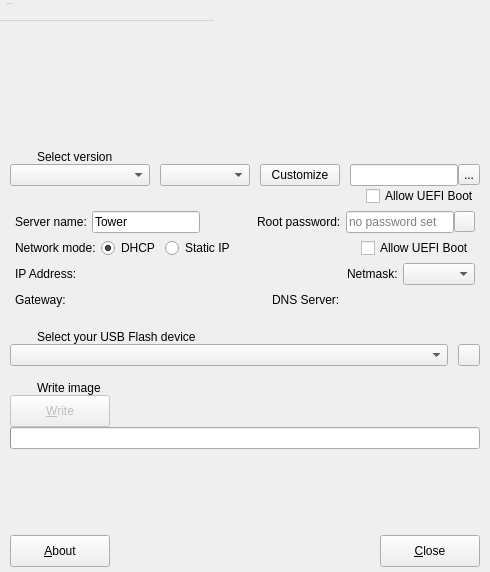
Before: the Qt Designer form creator.ui in unraid/usb-creator, drawn with Qt 5.
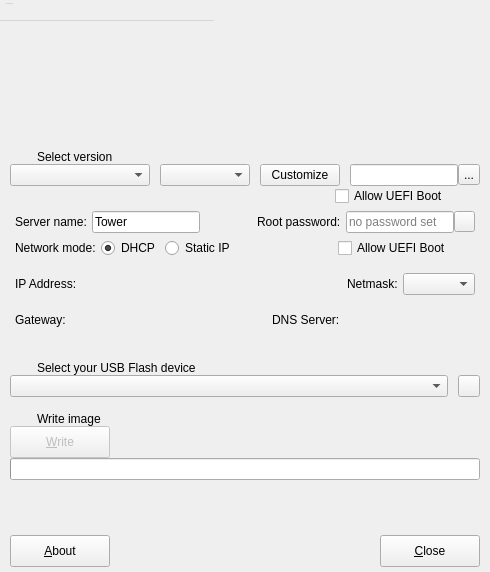
After: the same form once the commit is applied. Icons and pictures are not drawn. Custom widgets are drawn as their Qt base class.

Commit message: Add info/link for EFI boot

What changed in the file:
```diff
--- a/creator.ui
+++ b/creator.ui
@@ -273,6 +273,33 @@
         </item>
        </layout>
       </item>
+      <item>
+       <layout class="QHBoxLayout" name="horizontalLayout_21">
+        <property name="spacing">
+         <number>10</number>
+        </property>
+        <property name="leftMargin">
+         <number>10</number>
+        </property>
+        <property name="rightMargin">
+         <number>10</number>
+        </property>
+        <item>
+         <spacer name="horizontalSpacer_8">
+          <property name="orientation">
+           <enum>Qt::Horizontal</enum>
+          </property>
+          <property name="sizeType">
+           <enum>QSizePolicy::MinimumExpanding</enum>
+          </property>
+          <property name="sizeHint" stdset="0">
+           <size>
+            <width>40</width>
+            <height>0</height>
+           </size>
+          </property>
+         </spacer>
+        </item>
       <item alignment="Qt::AlignRight">
        <widget class="QCheckBox" name="EFIBootLocalCheckBox">
         <property name="sizePolicy">
@@ -282,12 +309,55 @@
          </sizepolicy>
         </property>
         <property name="text">
-         <string>Allow UEFI Boot  </string>
-        </property>
-       </widget>
+           <string>Allow UEFI Boot</string>
+          </property>
+         </widget>
+        </item>
+        <item>
+         <widget class="QToolButton" name="infoEFIBootLocalButton">
+          <property name="minimumSize">
+           <size>
+            <width>16</width>
+            <height>16</height>
+           </size>
+          </property>
+          <property name="maximumSize">
+           <size>
+            <width>16</width>
+            <height>16</height>
+           </size>
+          </property>
+          <property name="cursor">
+           <cursorShape>PointingHandCursor</cursorShape>
+          </property>
+          <property name="focusPolicy">
+           <enum>Qt::NoFocus</enum>
+          </property>
+          <property name="styleSheet">
+           <string notr="true">border: none</string>
+          </property>
+          <property name="icon">
+           <iconset resource="resources.qrc">
+            <normaloff>:/images/info.png</normaloff>:/images/info.png</iconset>
+          </property>
+         </widget>
+        </item>
+       </layout>
       </item>
       <item>
        <widget class="QWidget" name="CustomizePanel" native="true">
+        <property name="sizePolicy">
+         <sizepolicy hsizetype="Preferred" vsizetype="Minimum">
+          <horstretch>0</horstretch>
+          <verstretch>0</verstretch>
+         </sizepolicy>
+        </property>
+        <property name="minimumSize">
+         <size>
+          <width>480</width>
+          <height>140</height>
+         </size>
+        </property>
         <property name="maximumSize">
          <size>
           <width>480</width>
@@ -460,8 +530,43 @@
            </item>
            <item>
             <widget class="QCheckBox" name="EFIBootCheckBox">
+            <property name="sizePolicy">
+             <sizepolicy hsizetype="Fixed" vsizetype="Fixed">
+              <horstretch>0</horstretch>
+              <verstretch>0</verstretch>
+             </sizepolicy>
+            </property>
              <property name="text">
-              <string>Allow UEFI Boot</string>
+             <string>Allow UEFI Boot </string>
+            </property>
+           </widget>
+          </item>
+           <item>
+            <widget class="QToolButton" name="infoEFIBootButton">
+             <property name="minimumSize">
+              <size>
+               <width>16</width>
+               <height>16</height>
+              </size>
+             </property>
+             <property name="maximumSize">
+              <size>
+               <width>16</width>
+               <height>16</height>
+              </size>
+             </property>
+             <property name="cursor">
+              <cursorShape>PointingHandCursor</cursorShape>
+             </property>
+             <property name="focusPolicy">
+              <enum>Qt::NoFocus</enum>
+             </property>
+             <property name="styleSheet">
+              <string notr="true">border: none</string>
+             </property>
+             <property name="icon">
+              <iconset resource="resources.qrc">
+               <normaloff>:/images/info.png</normaloff>:/images/info.png</iconset>
              </property>
             </widget>
            </item>
```
Left out of the diff: 16 changed lines with no effect on the pictures. Lines whose indentation alone changed are shown as unchanged. The commit also changes 4 other files.
